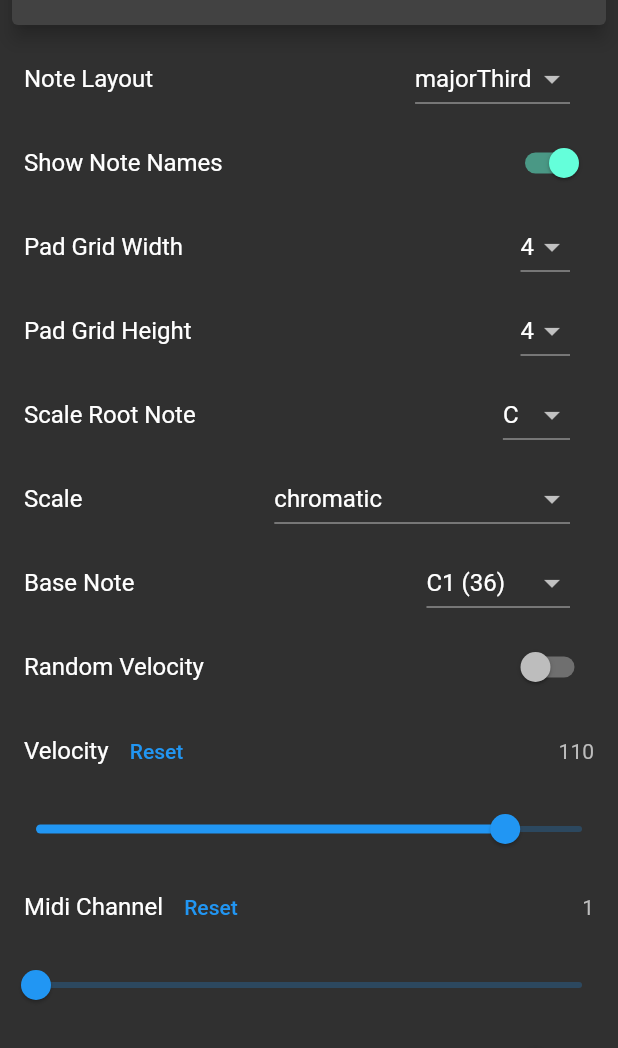
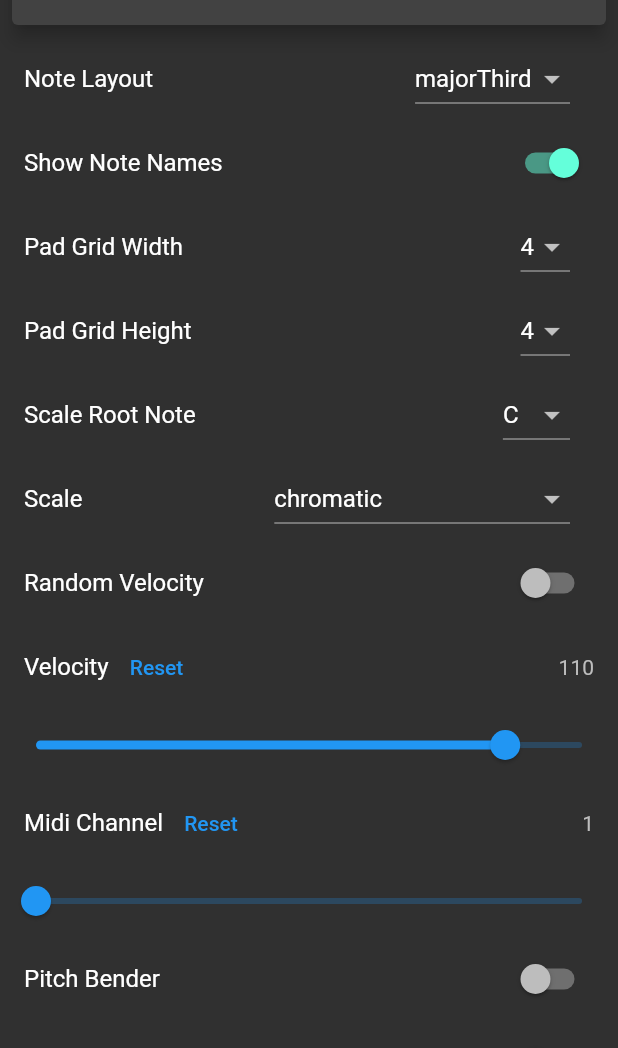
Before and after one commit to anzbert/beat_pads, a Flutter app: the PadsScreen screen opened directly, on a phone screen of 412 x 824 dp, the part 188-1236 px from its top. Run offline on Flutter 3.47's test engine with Material 2 defaults, Android fonts, the phone set to English and light mode, and no system bars; our stand-ins replace animated_text_kit, rive, wakelock; missing offline and left inert: flutter_midi_command.

Commit message:
oh je drama

```diff
--- a/lib/components/drop_down_notes.dart
+++ b/lib/components/drop_down_notes.dart
@@ -4,8 +4,7 @@ import 'package:beat_pads/services/midi_utils.dart';
 class DropdownScaleNotes extends StatelessWidget {
   const DropdownScaleNotes(
       {this.scale,
-      this.rootNote = 0,
-      this.max,
+      required this.rootNote,
       this.showOctaveIndex = true,
       this.showNoteValue = false,
       required this.setValue,
@@ -17,21 +16,15 @@ class DropdownScaleNotes extends StatelessWidget {
   final bool showOctaveIndex;
   final bool showNoteValue;
   final String? scale;
-  final int? max;
+
   final Function setValue;
   final int readValue;
 
   @override
   Widget build(BuildContext context) {
-    final List<int> items;
+    final List<int> items = getScaleArray(midiScales[scale]!, rootNote);
     final List<DropdownMenuItem<int>> menuItems;
 
-    if (scale == null) {
-      items = getScaleArray(midiScales['chromatic']!, rootNote);
-    } else {
-      items = getScaleArray(midiScales[scale]!, rootNote);
-    }
-    if (max == null) {
     menuItems = items
         .map((e) => DropdownMenuItem<int>(
               child: Text(getNoteName(
@@ -42,18 +35,6 @@ class DropdownScaleNotes extends StatelessWidget {
               value: e,
             ))
         .toList();
-    } else {
-      menuItems = List.generate(
-          max!,
-          (e) => DropdownMenuItem<int>(
-                child: Text(getNoteName(
-                  e,
-                  showOctaveIndex: showOctaveIndex,
-                  showNoteValue: showNoteValue,
-                )),
-                value: e,
-              )).toList();
-    }
 
     return Padding(
       padding: const EdgeInsets.symmetric(horizontal: 16.0),
--- /dev/null
+++ b/lib/components/drop_down_root_note.dart
@@ -0,0 +1,32 @@
+import 'package:flutter/material.dart';
+import 'package:beat_pads/services/midi_utils.dart';
+
+class DropdownRootNote extends StatelessWidget {
+  const DropdownRootNote(
+      {required this.setValue, required this.readValue, Key? key})
+      : super(key: key);
+
+  final Function setValue;
+  final int readValue;
+
+  @override
+  Widget build(BuildContext context) {
+    List<DropdownMenuItem<int>> menuItems = List.generate(
+        12,
+        (index) => DropdownMenuItem<int>(
+              child: Text(getNoteName(index, showOctaveIndex: false)),
+              value: index,
+            ));
+
+    return Padding(
+      padding: const EdgeInsets.symmetric(horizontal: 16.0),
+      child: DropdownButton<int>(
+        value: readValue,
+        items: menuItems.reversed.toList(),
+        onChanged: (value) {
+          setValue(value);
+        },
+      ),
+    );
+  }
+}
--- a/lib/components/pads_menu.dart
+++ b/lib/components/pads_menu.dart
@@ -1,6 +1,7 @@
 import 'package:beat_pads/components/drop_down_interval.dart';
 import 'package:beat_pads/components/drop_down_notes.dart';
 import 'package:beat_pads/components/drop_down_numbers.dart';
+import 'package:beat_pads/components/drop_down_root_note.dart';
 import 'package:beat_pads/components/drop_down_scales.dart';
 import 'package:beat_pads/components/label_credits.dart';
 import 'package:beat_pads/components/label_rotate.dart';
@@ -44,39 +45,31 @@ class PadsMenu extends StatelessWidget {
           ),
           ListTile(
             title: Text("Scale Root Note"),
-            trailing: DropdownScaleNotes(
-              setValue: (v) {
-                settings.rootNote = v;
-              },
-              readValue: settings.rootNote,
-              max: 12,
-              showOctaveIndex: false,
-            ),
+            trailing: DropdownRootNote(
+                setValue: (v) {
+                  settings.baseNote = v + 36; // TEMP WHILE BASENOTE DISABLED
+                  settings.rootNote = v;
+                },
+                readValue: settings.rootNote),
           ),
           ListTile(
             title: Text("Scale"),
             trailing: DropdownScales(),
           ),
-          // MidiValueSelector(
-          //   label: "Root Note",
-          //   setValue: (v) => settings.rootNote = v,
-          //   readValue: settings.rootNote,
-          //   resetFunction: settings.resetRootNote,
-          //   note: true,
-          //   max: 11,
+          // TODO THIS IS FUCKED + ONLY SCALES MODE TOO
+          // ListTile(
+          //   title: Text("Base Note"),
+          //   trailing: DropdownScaleNotes(
+          //     setValue: (v) {
+          //       settings.baseNote = v;
+          //       // settings.rootNote = v % 12; // set with root note
+          //     },
+          //     readValue: settings.baseNote,
+          //     rootNote: settings.rootNote,
+          //     scale: settings.onlyScaleNotes ? settings.scale : null,
+          //     showNoteValue: true,
+          //   ),
           // ),
-          ListTile(
-            title: Text("Base Note"),
-            trailing: DropdownScaleNotes(
-              setValue: (v) {
-                settings.baseNote = v;
-                // settings.rootNote = v % 12;
-              },
-              readValue: settings.baseNote,
-              scale: settings.onlyScaleNotes ? settings.scale : null,
-              showNoteValue: true,
-            ),
-          ),
           if (settings.layout == Layout.continuous)
             ListTile(
               title: Text("Show Only Scale Notes"),
```
Also changed, not shown: lib/components/pads_pads.dart (+16 -12 lines), lib/services/midi_utils.dart (+37 -10 lines), lib/state/settings.dart (+4 -5 lines). Lines whose indentation alone changed are shown as unchanged.
